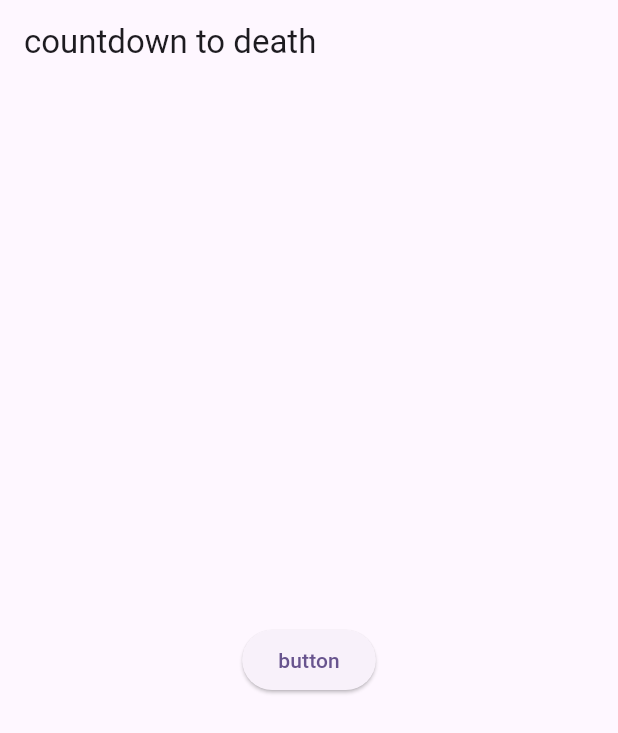
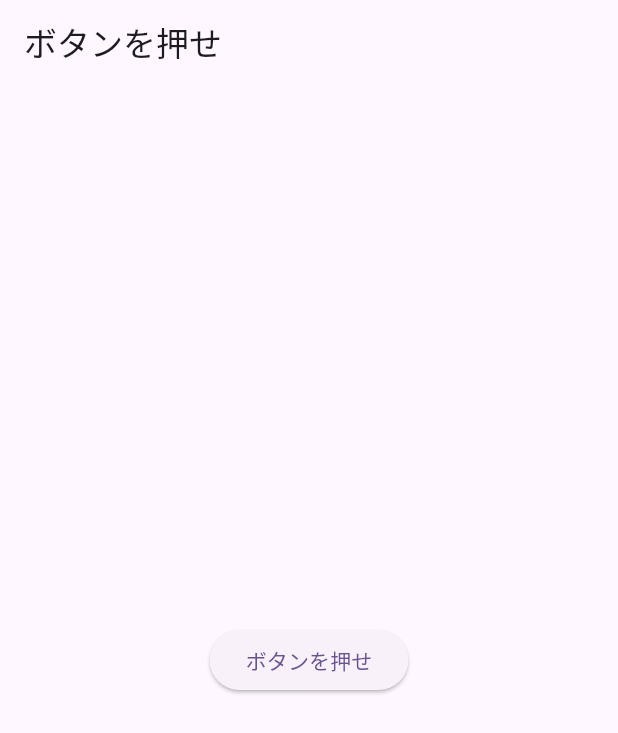
Before and after one commit to hideyukihu/rakushare, a Flutter app: the screen it shows after launch, on a phone screen of 412 x 824 dp. Shown: the top 733 px of the screen. Run offline on Flutter 3.47's test engine with Material 2 defaults, Android fonts, the phone set to English and light mode, and no system bars.

```diff
--- a/lib/main.dart
+++ b/lib/main.dart
@@ -32,11 +32,9 @@ class MyHomePage extends StatefulWidget {
 }
 
 class _MyHomePageState extends State<MyHomePage> {
-  int _counter = 0;
 
   void _incrementCounter() {
     setState(() {
-      _counter++;
     });
   }
 
@@ -44,11 +42,11 @@ class _MyHomePageState extends State<MyHomePage> {
   Widget build(BuildContext context) {
     return Scaffold(
       appBar: AppBar(
-        title: Text("countdown to death"),
+        title: Text("ボタンを押せ"),
       ),
       body: Center(
         child: ElevatedButton(onPressed: () {  },
-        child: Text('button'),),
+        child: Text('ボタンを押せ'),),
       ),
     );
   }
```
Also changed, not shown: 1 other file.
